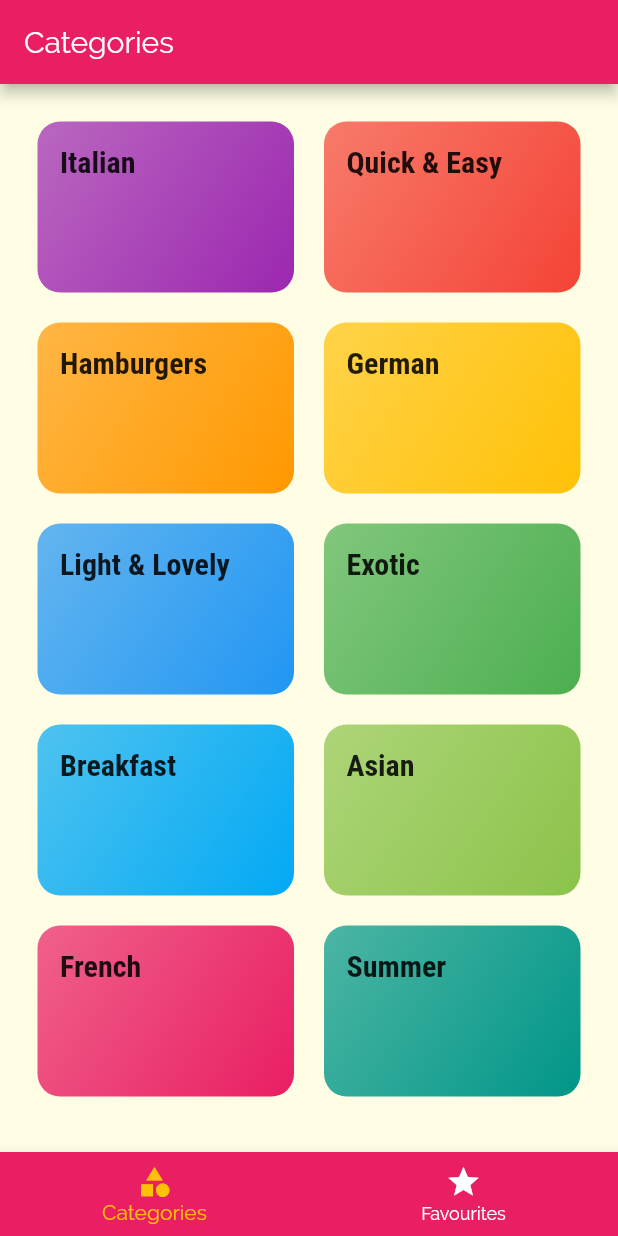
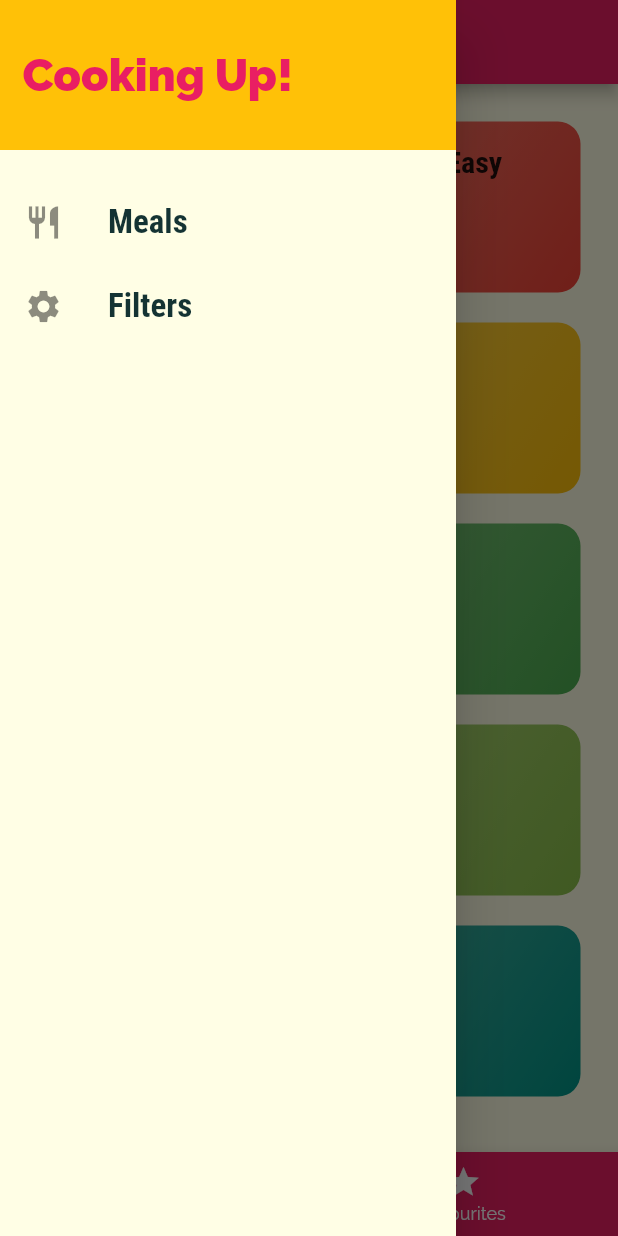
Before and after one commit to harleenkaurchadha/meals_app, a Flutter app: the screen it shows after launch, with the side drawer open (before the commit the screen has no drawer), on a phone screen of 412 x 824 dp. Run offline on Flutter 3.47's test engine with Material 2 defaults, Android fonts, the phone set to English and light mode, and no system bars.

Commit message:
designing drawer layout

```diff
--- a/lib/screens/tabs_screen.dart
+++ b/lib/screens/tabs_screen.dart
@@ -1,4 +1,5 @@
 import 'package:flutter/material.dart';
+import '../widgets/main_drawer.dart';
 import './favourites_screen.dart';
 import './categories_screen.dart';
 
@@ -30,6 +31,7 @@ class _TabsScreenState extends State<TabsScreen> {
       appBar: AppBar(
         title: Text(_pages[_selectedPageIndex]['title']),
       ),
+      drawer: MainDrawer(),
       body: _pages[_selectedPageIndex]['page'],
       bottomNavigationBar: BottomNavigationBar(
         onTap: _selectPage,
--- /dev/null
+++ b/lib/widgets/main_drawer.dart
@@ -0,0 +1,42 @@
+import 'package:flutter/material.dart';
+
+class MainDrawer extends StatelessWidget{
+  Widget buildListTile(String title,IconData icon){
+    return ListTile(
+      leading: Icon(icon, size: 26,),
+      title: Text(title,
+          style: TextStyle(
+            fontSize: 22,
+            fontWeight: FontWeight.bold,
+            fontFamily: 'RobotoCondensed',
+          )),
+    );
+  }
+
+  @override
+  Widget build(BuildContext context){
+    return Drawer(
+      child: Column(
+        children: [
+          Container(
+            height: 100,
+            width: double.infinity,
+            alignment: Alignment.centerLeft,
+            padding: EdgeInsets.all(15),
+            color: Theme.of(context).accentColor,
+            child: Text('Cooking Up!',
+            style: TextStyle(
+              fontWeight: FontWeight.w900,
+              color: Theme.of(context).primaryColor,
+              fontSize: 30,
+            ),
+            ),
+          ),
+          SizedBox(height: 20,),
+          buildListTile('Meals',Icons.restaurant),
+          buildListTile('Filters',Icons.settings),
+        ],
+      ),
+    ) ;
+  }
+}
```
